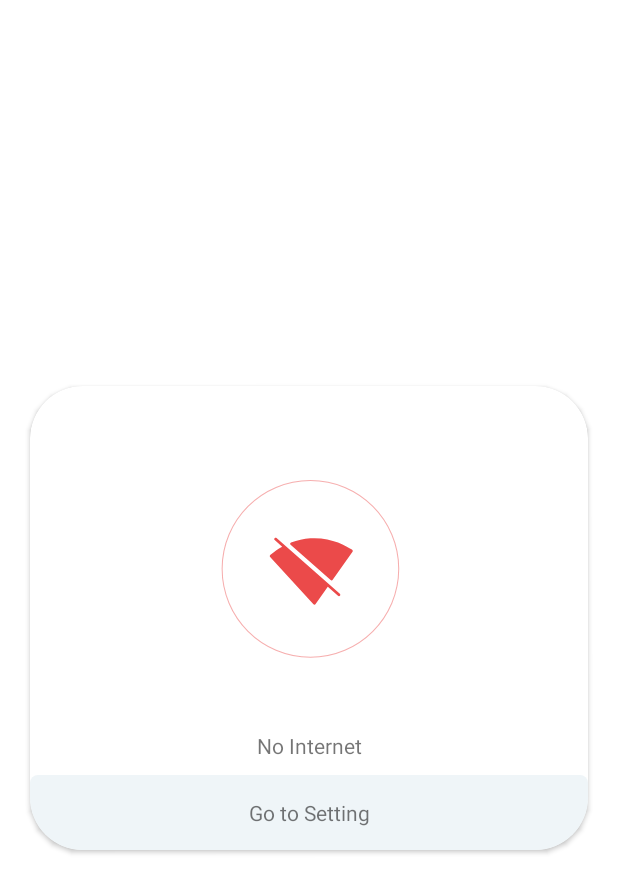
After one commit to diptoroy/Ecommerce-App, an Android app: the layout connectivity_dialog.xml on its own in the app's theme, with its tools: preview values and no code run, on a phone screen of 412 x 824 dp. The commit adds this screen. Shown: the top 893 px of the screen. Run offline under Robolectric (Android 15) with nearby library versions, the phone set to English and light mode, and no system bars.

Commit message:
network chcek

```diff
--- a/app/build.gradle
+++ b/app/build.gradle
@@ -82,4 +82,7 @@ dependencies {
     //Firebase
     implementation platform('com.google.firebase:firebase-bom:30.0.0')
     implementation 'com.google.firebase:firebase-analytics-ktx'
+
+    //Lottie animation
+    implementation "com.airbnb.android:lottie:4.0.0"
 }
--- a/app/src/main/java/com/ddev/myapplication/util/CustomAlertDialog.kt
+++ b/app/src/main/java/com/ddev/myapplication/util/dialog/CustomAlertDialog.kt
@@ -1,11 +1,9 @@
-package com.ddev.myapplication.util
+package com.ddev.myapplication.util.dialog
 
 import android.app.Activity
 import android.app.Dialog
-import android.content.Context
 import android.graphics.Color
 import android.graphics.drawable.ColorDrawable
-import android.util.DisplayMetrics
 import android.view.*
 import androidx.databinding.DataBindingUtil
 import com.ddev.myapplication.R
--- a/app/src/main/java/com/ddev/myapplication/util/LoadingDialog.kt
+++ b/app/src/main/java/com/ddev/myapplication/util/dialog/LoadingDialog.kt
@@ -1,4 +1,4 @@
-package com.ddev.myapplication.util
+package com.ddev.myapplication.util.dialog
 
 import android.app.Dialog
 import android.content.Context
--- a/app/src/main/java/com/ddev/myapplication/view/fragment/bottomMenu/CartFragment.kt
+++ b/app/src/main/java/com/ddev/myapplication/view/fragment/bottomMenu/CartFragment.kt
@@ -13,7 +13,7 @@ import com.ddev.myapplication.databinding.FragmentCartBinding
 import com.ddev.myapplication.model.AddToCartModel
 import com.ddev.myapplication.model.AddressModel
 import com.ddev.myapplication.listener.ClickListener
-import com.ddev.myapplication.util.LoadingDialog
+import com.ddev.myapplication.util.dialog.LoadingDialog
 import com.ddev.myapplication.listener.PriceClickListener
 import com.ddev.myapplication.view.fragment.BaseFragment
 import com.ddev.myapplication.view.fragment.ui.HomePageFragmentDirections
--- a/app/src/main/java/com/ddev/myapplication/view/fragment/bottomMenu/FavoriteFragment.kt
+++ b/app/src/main/java/com/ddev/myapplication/view/fragment/bottomMenu/FavoriteFragment.kt
@@ -12,7 +12,7 @@ import com.ddev.myapplication.adapter.FavoriteAdapter
 import com.ddev.myapplication.databinding.FragmentFavoriteBinding
 import com.ddev.myapplication.model.FavoriteModel
 import com.ddev.myapplication.listener.ClickListener
-import com.ddev.myapplication.util.LoadingDialog
+import com.ddev.myapplication.util.dialog.LoadingDialog
 import com.ddev.myapplication.view.fragment.BaseFragment
 import com.ddev.myapplication.view.viewmodel.DataReceiveViewModel
 import com.google.firebase.auth.FirebaseAuth
--- a/app/src/main/java/com/ddev/myapplication/view/fragment/createAccount/ForgotPasswordFragment.kt
+++ b/app/src/main/java/com/ddev/myapplication/view/fragment/createAccount/ForgotPasswordFragment.kt
@@ -2,10 +2,7 @@ package com.ddev.myapplication.view.fragment.createAccount
 
 import android.os.Bundle
 import android.util.Log
-import androidx.fragment.app.Fragment
-import android.view.LayoutInflater
 import android.view.View
-import android.view.ViewGroup
 import android.widget.Toast
 import androidx.lifecycle.SavedStateViewModelFactory
 import androidx.lifecycle.lifecycleScope
@@ -14,7 +11,7 @@ import androidx.navigation.fragment.findNavController
 import androidx.navigation.navGraphViewModels
 import com.ddev.myapplication.R
 import com.ddev.myapplication.databinding.FragmentForgotPasswordBinding
-import com.ddev.myapplication.util.LoadingDialog
+import com.ddev.myapplication.util.dialog.LoadingDialog
 import com.ddev.myapplication.util.State
 import com.ddev.myapplication.view.fragment.BaseFragment
 import com.ddev.myapplication.view.viewmodel.AuthViewModel
--- a/app/src/main/java/com/ddev/myapplication/view/fragment/createAccount/SignInFragment.kt
+++ b/app/src/main/java/com/ddev/myapplication/view/fragment/createAccount/SignInFragment.kt
@@ -10,7 +10,7 @@ import androidx.navigation.fragment.findNavController
 import androidx.navigation.navGraphViewModels
 import com.ddev.myapplication.R
 import com.ddev.myapplication.databinding.FragmentSignInBinding
-import com.ddev.myapplication.util.LoadingDialog
+import com.ddev.myapplication.util.dialog.LoadingDialog
 import com.ddev.myapplication.util.State
 import com.ddev.myapplication.util.Validation
 import com.ddev.myapplication.view.fragment.BaseFragment
--- a/app/src/main/java/com/ddev/myapplication/view/fragment/ui/ProductDetailsFragment.kt
+++ b/app/src/main/java/com/ddev/myapplication/view/fragment/ui/ProductDetailsFragment.kt
@@ -18,7 +18,7 @@ import com.ddev.myapplication.model.SpecModel
 import com.ddev.myapplication.model.product.ColorModel
 import com.ddev.myapplication.model.product.ProductViewPagerModel
 import com.ddev.myapplication.listener.ClickListener
-import com.ddev.myapplication.util.CustomAlertDialog
+import com.ddev.myapplication.util.dialog.CustomAlertDialog
 import com.ddev.myapplication.util.ViewPager2PageTransformation
 import com.ddev.myapplication.view.fragment.BaseFragment
 import com.google.android.material.tabs.TabLayoutMediator
--- a/app/src/main/res/drawable/table_row.xml
+++ b/app/src/main/res/drawable/table_row.xml
@@ -1,7 +1,6 @@
 <?xml version="1.0" encoding="utf-8"?>
 <shape xmlns:android="http://schemas.android.com/apk/res/android">
-    <solid android:color="#FF0000" />
-    <stroke
-        android:width="1dp"
-        android:color="#FF0000" />
+
+    <corners android:radius="@dimen/size_5dp"/>
+    <solid android:color="#EFF5F8"/>
 </shape>
--- /dev/null
+++ b/app/src/main/res/layout/connectivity_dialog.xml
@@ -0,0 +1,80 @@
+<?xml version="1.0" encoding="utf-8"?>
+<layout xmlns:android="http://schemas.android.com/apk/res/android"
+    xmlns:app="http://schemas.android.com/apk/res-auto"
+    xmlns:tools="http://schemas.android.com/tools">
+
+    <data>
+
+    </data>
+
+    <LinearLayout
+        android:layout_width="match_parent"
+        android:layout_height="match_parent"
+        android:gravity="center"
+        android:orientation="vertical"
+        android:paddingTop="@dimen/size_20dp"
+        android:paddingBottom="@dimen/size_20dp">
+
+        <androidx.cardview.widget.CardView
+            android:id="@+id/dialogCardView"
+            android:layout_width="match_parent"
+            android:layout_height="wrap_content"
+            android:layout_marginStart="@dimen/size_20dp"
+            android:layout_marginEnd="@dimen/size_20dp"
+            app:cardBackgroundColor="#FFFFFFFF"
+            app:cardCornerRadius="@dimen/size_35dp">
+
+            <RelativeLayout
+                android:layout_width="match_parent"
+                android:layout_height="wrap_content">
+
+                <LinearLayout
+                    android:id="@+id/llRoot"
+                    android:layout_width="match_parent"
+                    android:layout_height="wrap_content"
+                    android:layout_marginStart="@dimen/size_20dp"
+                    android:layout_marginTop="@dimen/size_20dp"
+                    android:layout_marginEnd="@dimen/size_20dp"
+                    android:layout_marginBottom="@dimen/size_10dp"
+                    android:orientation="vertical">
+
+                    <com.airbnb.lottie.LottieAnimationView
+                        android:id="@+id/animation_view2"
+                        android:layout_width="match_parent"
+                        android:layout_height="@dimen/size_200dp"
+                        app:layout_constraintBottom_toBottomOf="parent"
+                        app:layout_constraintEnd_toEndOf="parent"
+                        app:layout_constraintHorizontal_bias="0.498"
+                        app:layout_constraintStart_toStartOf="parent"
+                        app:layout_constraintTop_toTopOf="parent"
+                        app:lottie_autoPlay="true"
+                        app:lottie_loop="true"
+                        app:lottie_rawRes="@raw/network" />
+
+                    <androidx.appcompat.widget.AppCompatTextView
+                        android:id="@+id/textView6"
+                        android:layout_width="match_parent"
+                        android:layout_height="wrap_content"
+                        android:layout_marginTop="@dimen/size_10dp"
+                        android:gravity="center"
+                        android:text="@string/no_network_text" />
+
+                </LinearLayout>
+
+                <androidx.appcompat.widget.AppCompatTextView
+                    android:id="@+id/btnSetting"
+                    android:layout_width="match_parent"
+                    android:layout_height="wrap_content"
+                    android:layout_below="@id/llRoot"
+                    android:background="@drawable/table_row"
+                    android:gravity="center"
+                    android:paddingTop="@dimen/size_15dp"
+                    android:paddingBottom="@dimen/size_15dp"
+                    android:text="@string/setting_text" />
+
+            </RelativeLayout>
+
+        </androidx.cardview.widget.CardView>
+
+    </LinearLayout>
+</layout>
--- a/app/src/main/res/values/strings.xml
+++ b/app/src/main/res/values/strings.xml
@@ -57,5 +57,9 @@
     <string name="total_balance_text">Total Balance</string>
     <string name="shipment_process_text">Shipment Process</string>
 
+    <!-- network -->
+    <string name="no_network_text">No Internet</string>
+    <string name="setting_text">Go to Setting</string>
+
 
 </resources>
```
Also changed, not shown: app/src/main/java/com/ddev/myapplication/util/ConnectivityMonitor.kt (added, +42 -0 lines), app/src/main/java/com/ddev/myapplication/util/dialog/ConnectivityDialog.kt (added, +64 -0 lines), app/src/main/java/com/ddev/myapplication/view/activiry/MainActivity.kt (+27 -1 lines), app/src/main/java/com/ddev/myapplication/view/fragment/createAccount/SignUpFragment.kt (+1 -9 lines), app/src/main/res/layout/activity_main.xml (+11 -2 lines), app/src/main/res/raw/network.json (added, +1 -0 lines).
